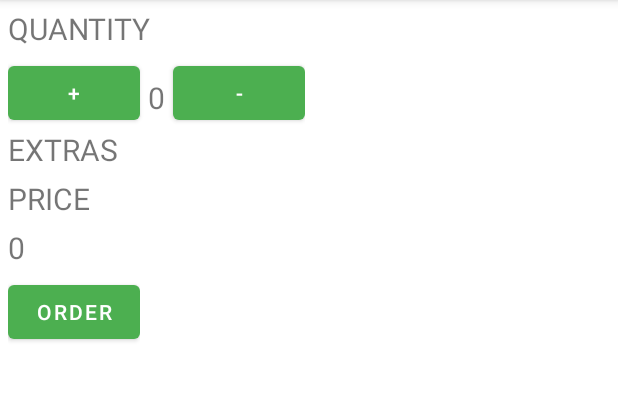
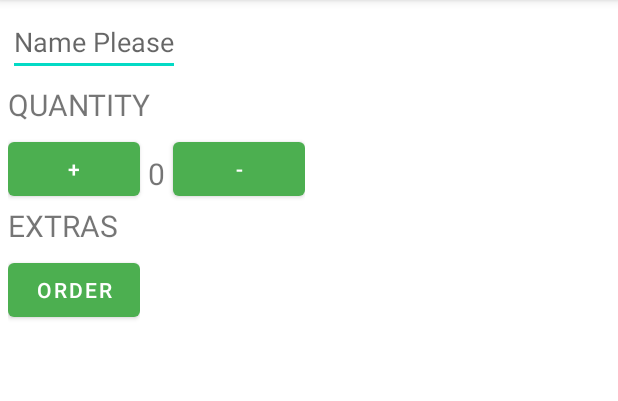
Before and after one commit to theankushrai/Coffee-Receipt, an Android app: the screen it shows after launch (MainActivity), on a phone screen of 412 x 824 dp, the part 84-485 px from its top. Run offline under Robolectric (Android 15) with nearby library versions, the phone set to English and light mode, and no system bars.

Commit message:
Checkboxes and name field added.(information about checkboxes to be shown in order information when checkboxes are clicked and button only allowed to be clicked when some name is written in edittext)

```diff
--- a/app/src/main/res/layout/activity_main.xml
+++ b/app/src/main/res/layout/activity_main.xml
@@ -11,29 +11,40 @@
     android:layout_width="wrap_content"
     android:layout_height="wrap_content"
     android:orientation="vertical">
+
+    <EditText
+        android:id="@+id/editName"
+        android:layout_width="wrap_content"
+        android:layout_height="wrap_content"
+        android:layout_marginBottom="5dp"
+        android:hint="Name Please" />
+
     <TextView
         android:layout_width="wrap_content"
         android:layout_height="wrap_content"
         android:layout_marginBottom="5dp"
         android:textSize="20sp"
-        android:text="QUANTITY "/>
+        android:text="QUANTITY " />
 </LinearLayout>
     <LinearLayout
         android:layout_width="wrap_content"
         android:layout_height="wrap_content">
     <Button
         android:layout_width="wrap_content"
+        android:onClick="increment"
         android:layout_height="wrap_content"
         android:text="+"/>
         <TextView
             android:layout_width="wrap_content"
             android:layout_margin="5dp"
+            android:id="@+id/quantity"
             android:layout_height="wrap_content"
             android:textSize="20sp"
             android:text="0"/>
     <Button
         android:layout_width="wrap_content"
         android:layout_height="wrap_content"
+        android:onClick="decrement"
         android:text="-"/>
 </LinearLayout>
     <LinearLayout
@@ -47,11 +58,13 @@
             android:layout_marginBottom="5dp"
             android:text="Order Summary"
             android:textSize="20sp"
+            android:id="@+id/orderSummaryHeading"
             android:visibility="gone" />
 
         <TextView
             android:layout_width="wrap_content"
             android:layout_height="wrap_content"
+            android:id="@+id/orderSummary"
             android:layout_marginBottom="5dp"
             android:visibility="gone" />
 
@@ -60,25 +73,29 @@
             android:layout_height="wrap_content"
             android:text="EXTRAS"
             android:pointerIcon="context_menu"
+            android:onClick="expandCheckBoxes"
             android:textSize="20sp"
             android:layout_marginBottom="5dp" />
 
-        <TextView
-        android:layout_width="wrap_content"
-        android:layout_height="wrap_content"
-            android:text="PRICE"
-            android:textSize="20sp"
-            android:layout_marginBottom="5dp" />
-
-        <TextView
+        <CheckBox
+            android:id="@+id/whippedCream"
             android:layout_width="wrap_content"
             android:layout_height="wrap_content"
-            android:text="0"
-            android:textSize="20sp"
-            android:layout_marginBottom="5dp" />
+            android:onClick="addedExtraWhippedCream"
+            android:text="Whipped Cream : $1"
+            android:visibility="gone" />
+
+        <CheckBox
+            android:layout_width="wrap_content"
+            android:layout_height="wrap_content"
+            android:id="@+id/chocolate"
+            android:onClick="addedExtraChocolate"
+            android:text="Chocolate            : $2"
+            android:visibility="gone" />
 
         <Button
             android:layout_width="wrap_content"
+            android:onClick="orderButtonClick"
             android:layout_height="wrap_content"
             android:text="ORDER" />
     </LinearLayout>
```
Also changed, not shown: app/src/main/java/com/example/cofeehouse/MainActivity.java (+29 -6 lines).
